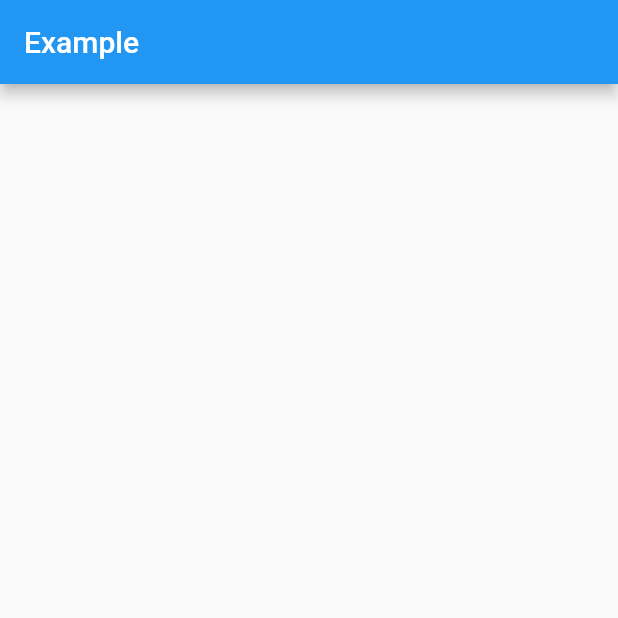
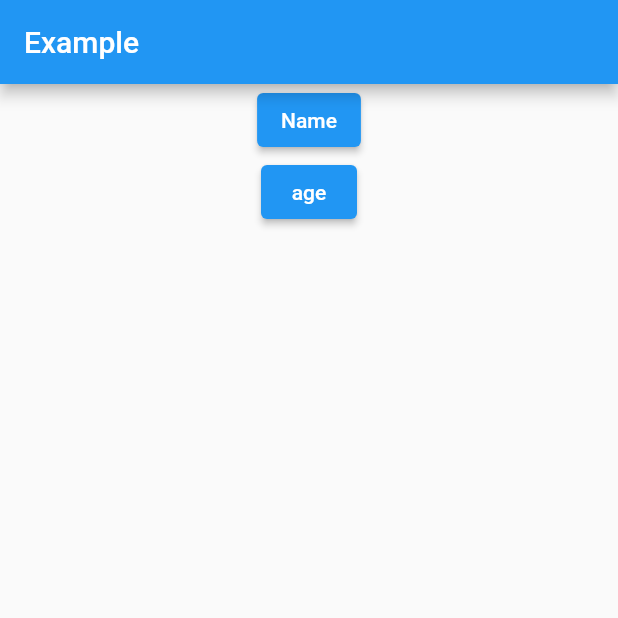
Before and after one commit to ito-a/flutter_practice, a Flutter app: the screen it shows after launch, on a phone screen of 412 x 824 dp, the top half of it. Run offline on Flutter 3.47's test engine with Material 2 defaults, Android fonts, the phone set to English and light mode, and no system bars; our stand-ins replace flutter_riverpod, freezed_annotation.

Commit message:
listenを使ってみる

```diff
--- a/lib/main.dart
+++ b/lib/main.dart
@@ -1,4 +1,5 @@
 import 'package:flutter/material.dart';
+import 'package:flutter_practice/user.dart';
 import 'package:flutter_riverpod/flutter_riverpod.dart';
 
 final helloWorldProvider = Provider((_) => 'Hello World');
@@ -7,44 +8,50 @@ void main() {
   runApp(const ProviderScope(child: MyApp()));
 }
 
-// StreamProviderを使ってみる
-final userProvider = StreamProvider((ref) {
-  Stream<dynamic> getNumbers() async* {
-    await Future.delayed(const Duration(seconds: 1));
-    yield 'Are You Ready?';
+// listenを使ってみる
+final userProvider = StateNotifierProvider<UserNotifier, User>((ref) => UserNotifier());
 
-    await Future.delayed(const Duration(seconds: 1));
-    yield 3;
+class UserNotifier extends StateNotifier<User> {
+  UserNotifier() : super(const User());
 
-    await Future.delayed(const Duration(seconds: 1));
-    yield 2;
-
-    await Future.delayed(const Duration(seconds: 1));
-    yield 1;
+  void changeName() {
+    state = state.copyWith(name: '花子');
   }
 
-  return getNumbers();
-});
+  void changeAge() {
+    state = state.copyWith(age: 10);
+  }
+}
 
 class MyApp extends ConsumerWidget {
   const MyApp({Key? key}) : super(key: key);
 
   @override
   Widget build(BuildContext context, WidgetRef ref) {
-    AsyncValue asyncValue = ref.watch(userProvider); //Stream の現在のステートを同期的に取得する
-    Stream userStream = ref.watch(userProvider.stream);
-    userStream.listen((event) {
-      // print(event);
+    final listenUser = ref.listen(userProvider.select((user) => user.name),
+        (String? previousName, String newName) {
+      print('The user name changed $newName');
     });
-    Future userFuture = ref.watch(userProvider.future);
-    userFuture.then((value) => print(value));
 
     return MaterialApp(
       home: Scaffold(
         appBar: AppBar(
           title: const Text('Example'),
         ),
-        body: Center(),
+        body: Center(
+          child: Column(
+            children: [
+              ElevatedButton(
+                onPressed: () => ref.read(userProvider.notifier).changeName(),
+                child: const Text('Name'),
+              ),
+              ElevatedButton(
+                onPressed: () => ref.read(userProvider.notifier).changeAge(),
+                child: const Text('age'),
+              ),
+            ],
+          ),
+        ),
       ),
     );
   }
```
